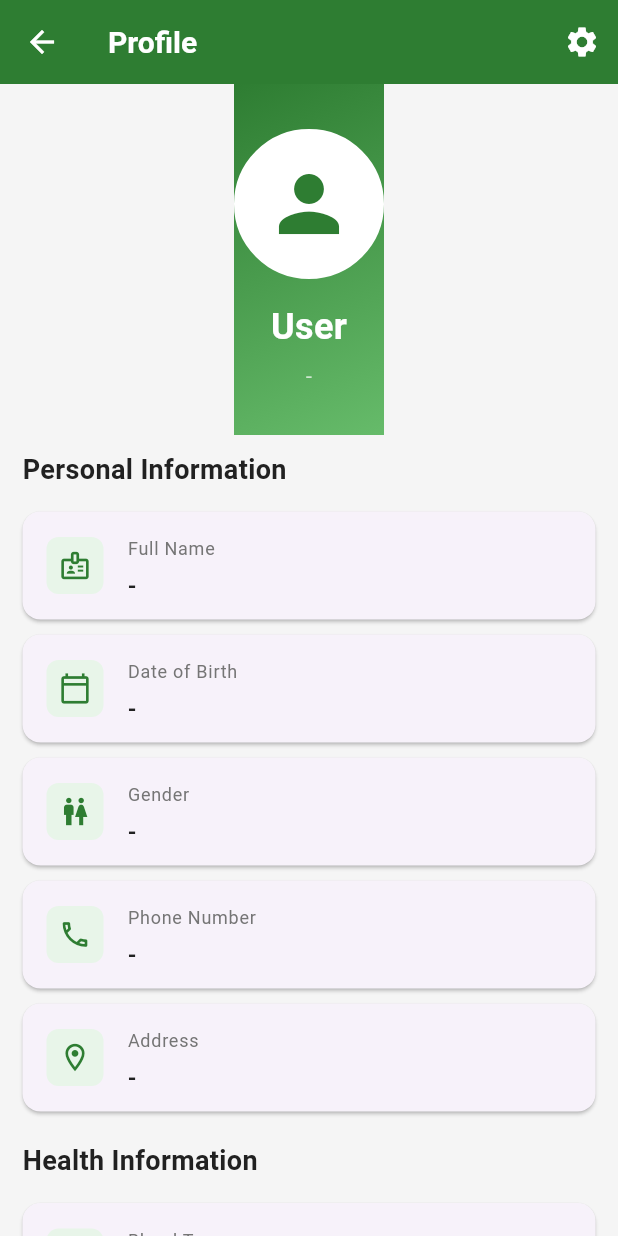
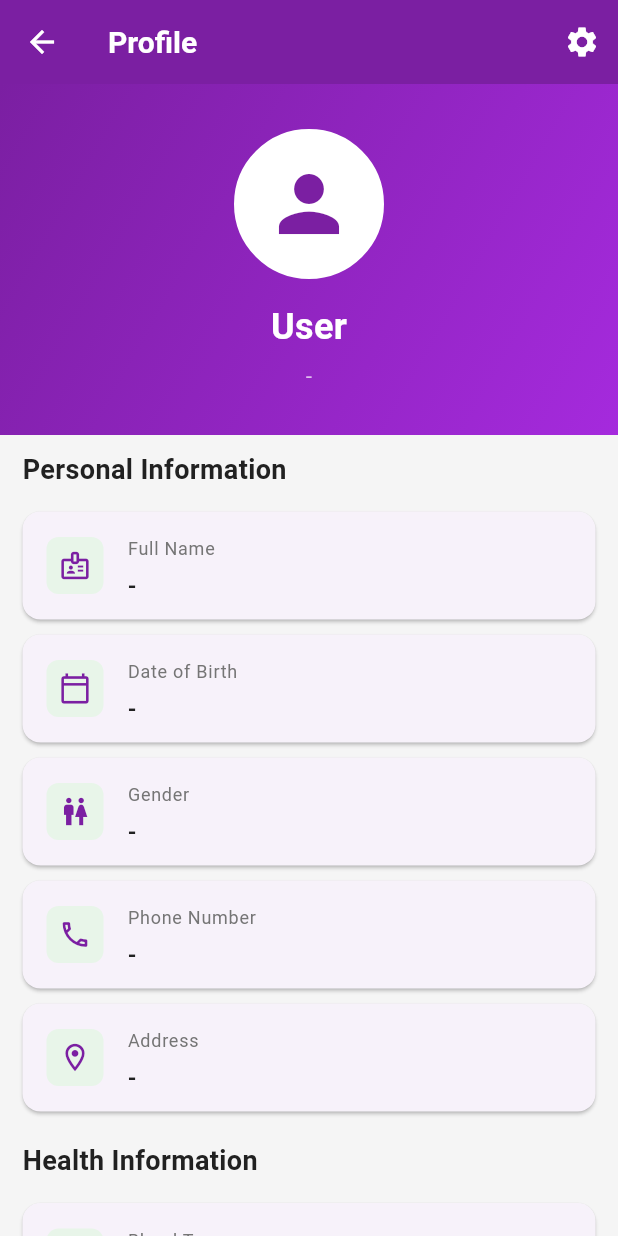
Before and after one commit to Awtar221/myubat_clone, a Flutter app: the ProfileScreen screen opened directly, on a phone screen of 412 x 824 dp. Run offline on Flutter 3.47's test engine with Material 3 defaults, Android fonts, the phone set to English and light mode, and no system bars; our stand-ins replace cloud_firestore, firebase_auth, firebase_core, google_generative_ai; accounts and stored records are empty; Roboto replaces fonts that are missing (Poppins).

Commit message:
fixed profile screen user card and changed colour

```diff
--- a/lib/constants/app_colors.dart
+++ b/lib/constants/app_colors.dart
@@ -2,9 +2,9 @@ import 'package:flutter/material.dart';
 
 class AppColors {
   // Primary Colors
-  static const Color primaryColor = Color(0xFF2E7D32); // Medical green
-  static const Color secondaryColor = Color(0xFF66BB6A);
-  static const Color accentColor = Color(0xFF4CAF50);
+  static const Color primaryColor = Color(0xFF7B1FA2);
+  static const Color secondaryColor = Color(0xFFA52ADD);
+  static const Color accentColor = Color(0xFF9125C1);
 
   // Background Colors
   static const Color backgroundColor = Color(0xFFF5F5F5);
@@ -23,14 +23,14 @@ class AppColors {
   static const Color info = Color(0xFF42A5F5);
 
   // Feature Colors
-  static const Color chatbotColor = Color(0xFF1976D2);
-  static const Color mapColor = Color(0xFFD32F2F);
+  static const Color chatbotColor = Color(0xFF7B1FA2);
+  static const Color mapColor = Color(0xFF7B1FA2);
   static const Color medicationColor = Color(0xFF7B1FA2);
-  static const Color appointmentColor = Color(0xFFFF6F00);
+  static const Color appointmentColor = Color(0xFF7B1FA2);
 
   // Gradient Colors
   static const LinearGradient primaryGradient = LinearGradient(
-    colors: [Color(0xFF2E7D32), Color(0xFF66BB6A)],
+    colors: [Color(0xFF7B1FA2), Color(0xFFA52ADD)],
     begin: Alignment.topLeft,
     end: Alignment.bottomRight,
   );
--- a/lib/screens/profile_screen.dart
+++ b/lib/screens/profile_screen.dart
@@ -132,6 +132,7 @@ class ProfileScreen extends StatelessWidget {
             child: Column(
               children: [
                 Container(
+                  width: double.infinity,
                   decoration: const BoxDecoration(
                     gradient: AppColors.primaryGradient,
                   ),
```
